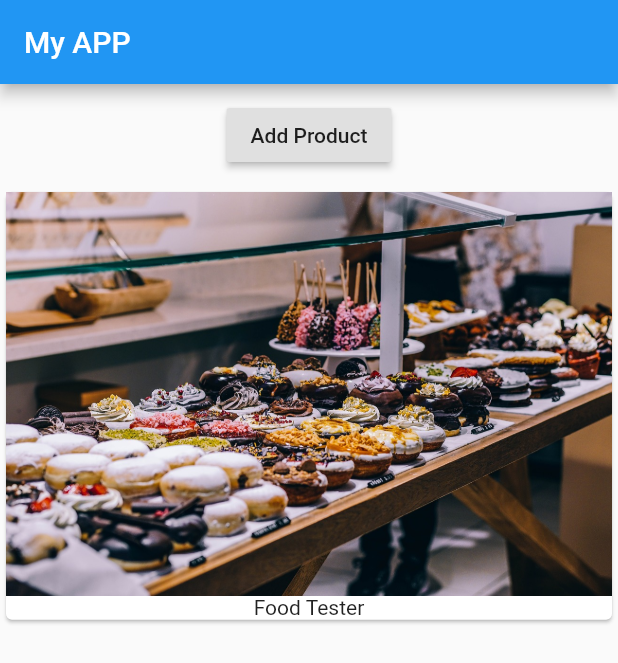
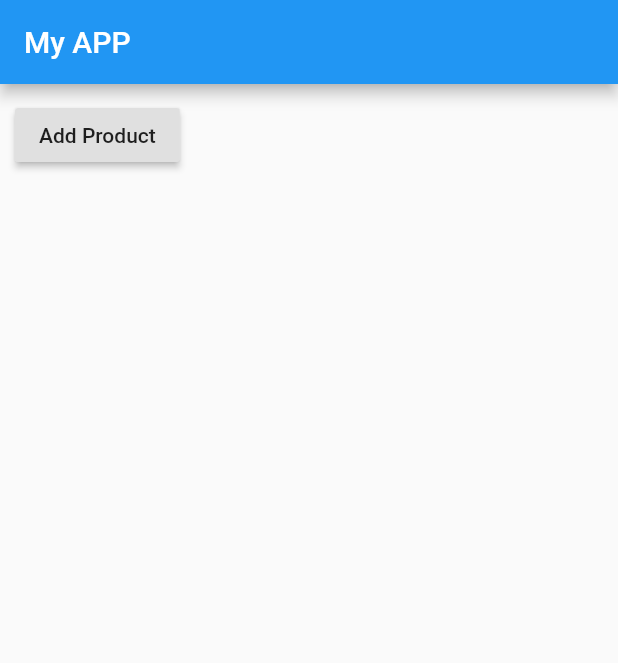
Before and after one commit to kunalindoliya/First-Flutter-App, a Flutter app: the screen it shows after launch, on a phone screen of 412 x 824 dp. Shown: the top 663 px of the screen. Run offline on Flutter 3.47's test engine with Material 2 defaults, Android fonts, the phone set to English and light mode, and no system bars.

Commit message:
Splitting code.

```diff
--- a/lib/main.dart
+++ b/lib/main.dart
@@ -31,16 +31,7 @@ class _MyAppState extends State<MyApp>{
                   child: Text('Add Product'),
                 ),
             ),
-            Column(children:_products.map((element)=> Card(
-              child: Column(
-                children: <Widget>[
-                  Image.asset('assets/food.jpg'),
-                  Text(element)
-                ],
-              ),
-            ),
-            ).toList(),
-            ),
+
           ])
       ),
     );
```
Also changed, not shown: lib/products.dart (added, +23 -0 lines).
